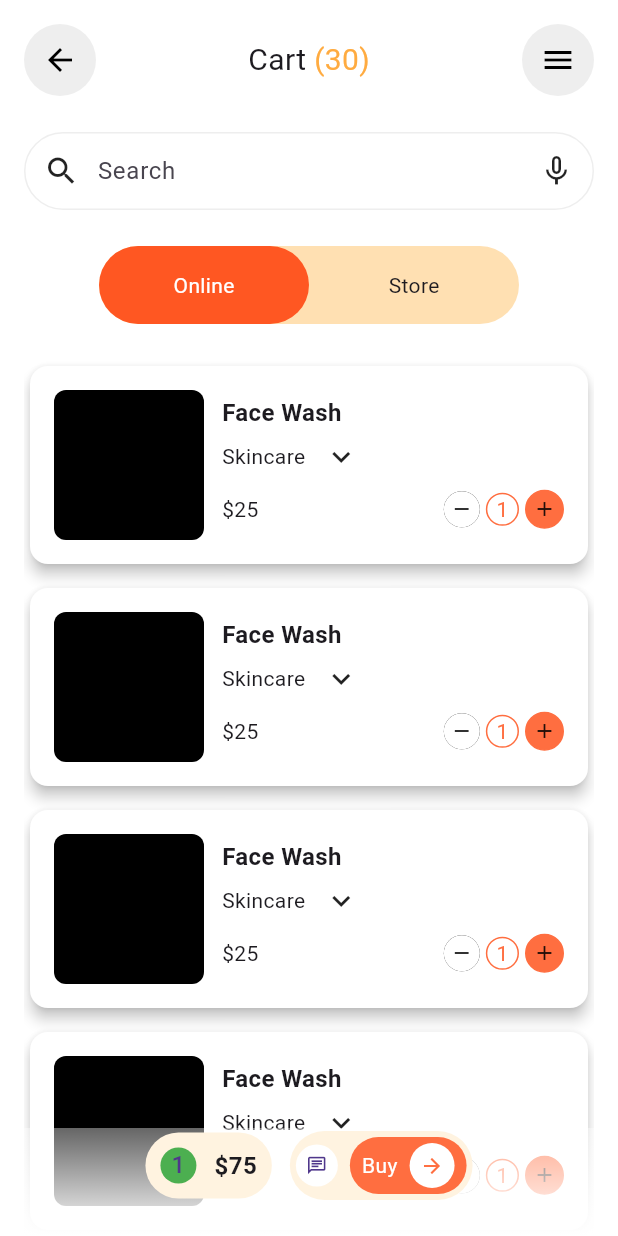
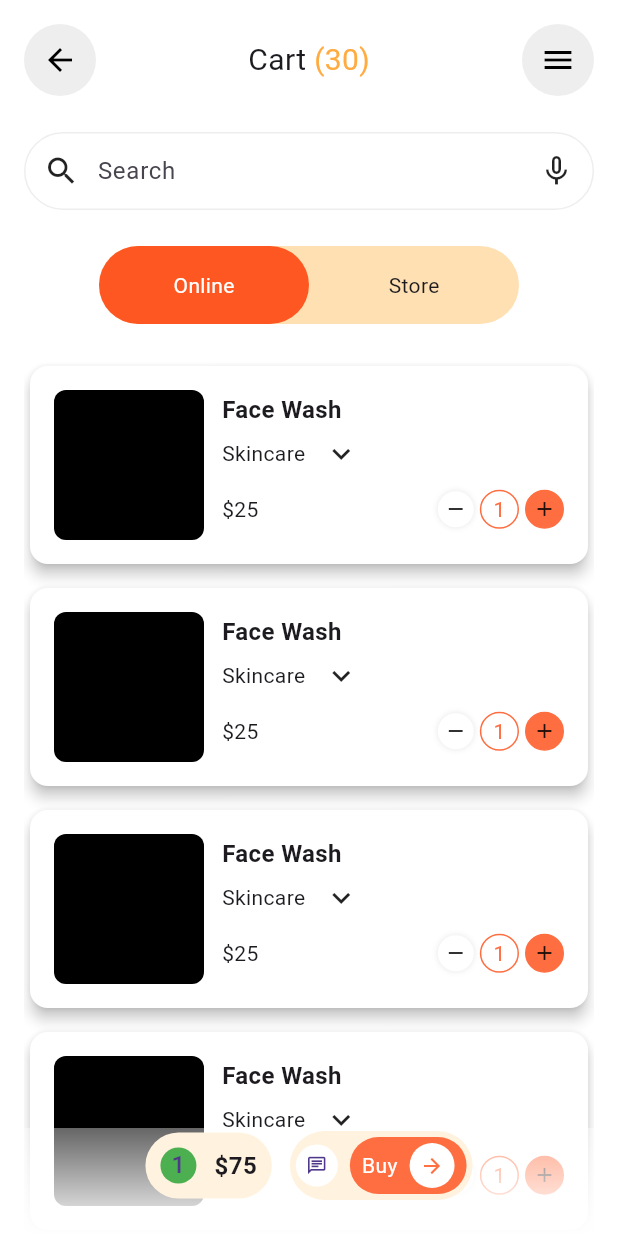
Before and after one commit to JAICHANGPARK/flutter_notebook_chapter_43, a Flutter app: the MarketplaceCartPage screen opened directly, on a phone screen of 412 x 824 dp. Run offline on Flutter 3.47's test engine with Material 3 defaults, Android fonts, the phone set to English and light mode, and no system bars; our stand-ins replace gap, hugeicons.

Commit message:
Update marketplace_cart_page.dart

```diff
--- a/lib/ep2168_marketplace_app/ui/marketplace_cart_page.dart
+++ b/lib/ep2168_marketplace_app/ui/marketplace_cart_page.dart
@@ -187,7 +187,8 @@ class _MarketplaceCartPageState extends State<MarketplaceCartPage> {
                                                   color: Colors.white,
                                                   boxShadow: [
                                                     BoxShadow(
-                                                      color: Colors.black,
+                                                      color: Colors.black.withValues(alpha: .1),
+                                                      blurRadius: 3,
                                                     )
                                                   ],
                                                 ),
@@ -198,7 +199,7 @@ class _MarketplaceCartPageState extends State<MarketplaceCartPage> {
 
                                             Container(
                                               margin: EdgeInsets.symmetric(horizontal: 4),
-                                              padding: EdgeInsets.all(6),
+                                              padding: EdgeInsets.all(8),
                                               decoration: BoxDecoration(
                                                 shape: BoxShape.circle,
                                                 border: Border.all(
```
